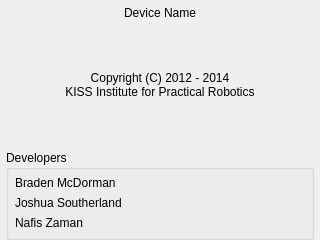
This is ui/AboutWidget.ui in kipr/botui as Qt 5 draws it before an edit. The edited form follows.
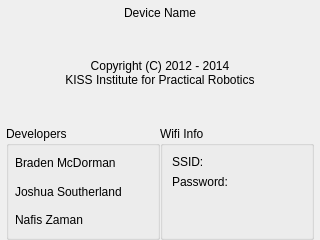
This is the edited form.

Commit message: Added wifi info to AboutWidget

What changed in the file:
```diff
--- a/ui/AboutWidget.ui
+++ b/ui/AboutWidget.ui
@@ -120,15 +120,60 @@
           </property>
          </widget>
         </item>
+       </layout>
+      </widget>
+     </item>
+     <item>
+      <widget class="QGroupBox" name="wifiBox">
+       <property name="title">
+        <string>Wifi Info</string>
+       </property>
+       <layout class="QVBoxLayout" name="verticalLayout_3">
         <item>
-         <spacer name="verticalSpacer_4">
+         <layout class="QHBoxLayout" name="horizontalLayout_4">
+          <item>
+           <widget class="QLabel" name="label_3">
+            <property name="text">
+             <string>SSID:</string>
+            </property>
+           </widget>
+          </item>
+          <item>
+           <widget class="QLabel" name="ssid">
+            <property name="text">
+             <string/>
+            </property>
+           </widget>
+          </item>
+         </layout>
+        </item>
+        <item>
+         <layout class="QHBoxLayout" name="horizontalLayout_3">
+          <item>
+           <widget class="QLabel" name="label_8">
+            <property name="text">
+             <string>Password:</string>
+            </property>
+           </widget>
+          </item>
+          <item>
+           <widget class="QLabel" name="password">
+            <property name="text">
+             <string/>
+            </property>
+           </widget>
+          </item>
+         </layout>
+        </item>
+        <item>
+         <spacer name="verticalSpacer">
           <property name="orientation">
            <enum>Qt::Vertical</enum>
           </property>
           <property name="sizeHint" stdset="0">
            <size>
             <width>20</width>
-            <height>1</height>
+            <height>40</height>
            </size>
           </property>
          </spacer>
```
The commit also changes 4 other files.
